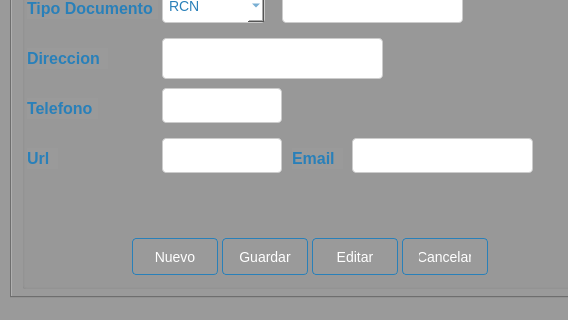
CodeDrTech/DevelopPython, file Sistema de ventas/ui/FrmProveedor.ui: the form before one commit; both pictures show x 0 to 568 and y 193 to 513 of the 806 by 513 pixel window.
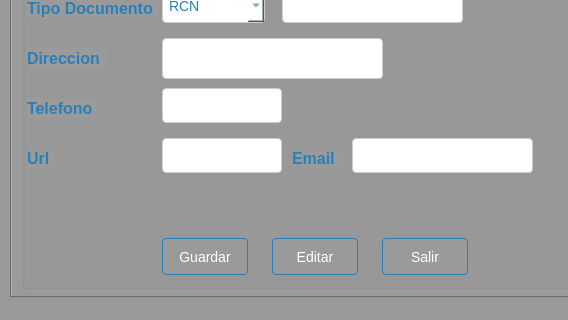
The form after the commit. The open tabs and pages were chosen to show the change.

```diff
--- a/Sistema de ventas/ui/FrmProveedor.ui
+++ b/Sistema de ventas/ui/FrmProveedor.ui
@@ -482,47 +482,10 @@
         <string>Direccion</string>
        </property>
       </widget>
-      <widget class="QPushButton" name="btnNuevo">
-       <property name="geometry">
-        <rect>
-         <x>110</x>
-         <y>350</y>
-         <width>86</width>
-         <height>37</height>
-        </rect>
-       </property>
-       <property name="styleSheet">
-        <string notr="true">QPushButton {
-    background: qlineargradient(x1: 0, y1: 0, x2: 0, y2: 1,
-                                 stop: 0 #5DADE2, stop: 1 #2980b9);
-    color: #ffffff;
-    border: 1px solid #2980b9;
-    padding: 8px 16px;
-    border-radius: 4px;
-    font-size: 14px;
-}
-
-QPushButton:hover {
-    background: qlineargradient(x1: 0, y1: 0, x2: 0, y2: 1,
-                                 stop: 0 #4DA8DB, stop: 1 #2471a3);
-    border: 1px solid #2471a3;
-}
-
-QPushButton:pressed {
-    background: qlineargradient(x1: 0, y1: 0, x2: 0, y2: 1,
-                                 stop: 0 #3C89B4, stop: 1 #1f618d);
-    border: 1px solid #1f618d;
-}
-</string>
-       </property>
-       <property name="text">
-        <string>Nuevo</string>
-       </property>
-      </widget>
       <widget class="QPushButton" name="btnEditar">
        <property name="geometry">
         <rect>
-         <x>290</x>
+         <x>250</x>
          <y>350</y>
          <width>86</width>
          <height>37</height>
@@ -559,7 +522,7 @@
       <widget class="QPushButton" name="btnGuardar">
        <property name="geometry">
         <rect>
-         <x>200</x>
+         <x>140</x>
          <y>350</y>
          <width>86</width>
          <height>37</height>
@@ -596,7 +559,7 @@
       <widget class="QPushButton" name="btnCancelar">
        <property name="geometry">
         <rect>
-         <x>380</x>
+         <x>360</x>
          <y>350</y>
          <width>86</width>
          <height>37</height>
@@ -627,7 +590,10 @@
 </string>
        </property>
        <property name="text">
-        <string>Cancelar</string>
+        <string>Salir</string>
+       </property>
+       <property name="shortcut">
+        <string>Esc</string>
        </property>
       </widget>
       <widget class="QLineEdit" name="txtCodigo">
```
Left out of the diff: 35 changed lines with no effect on the pictures.
